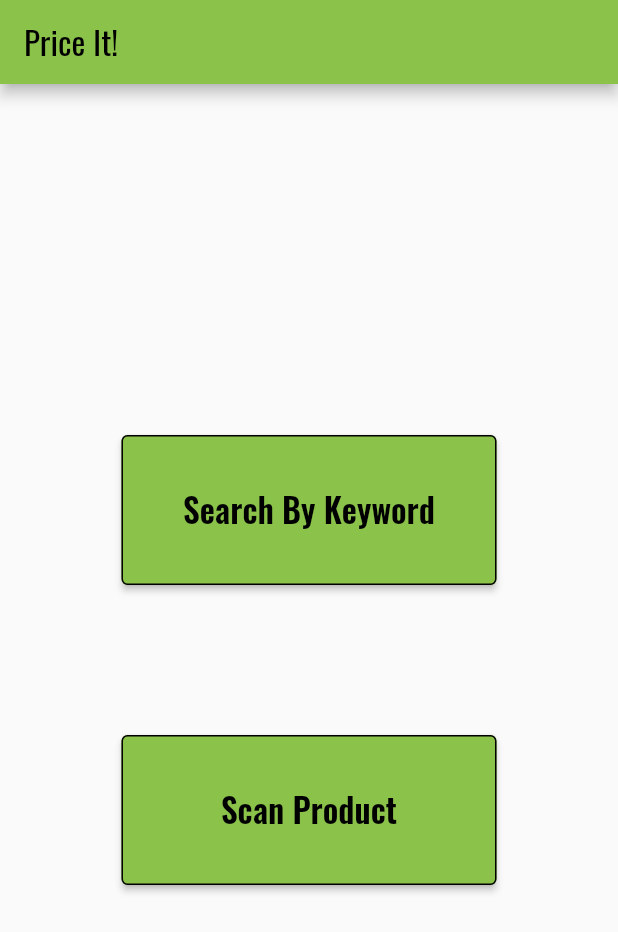
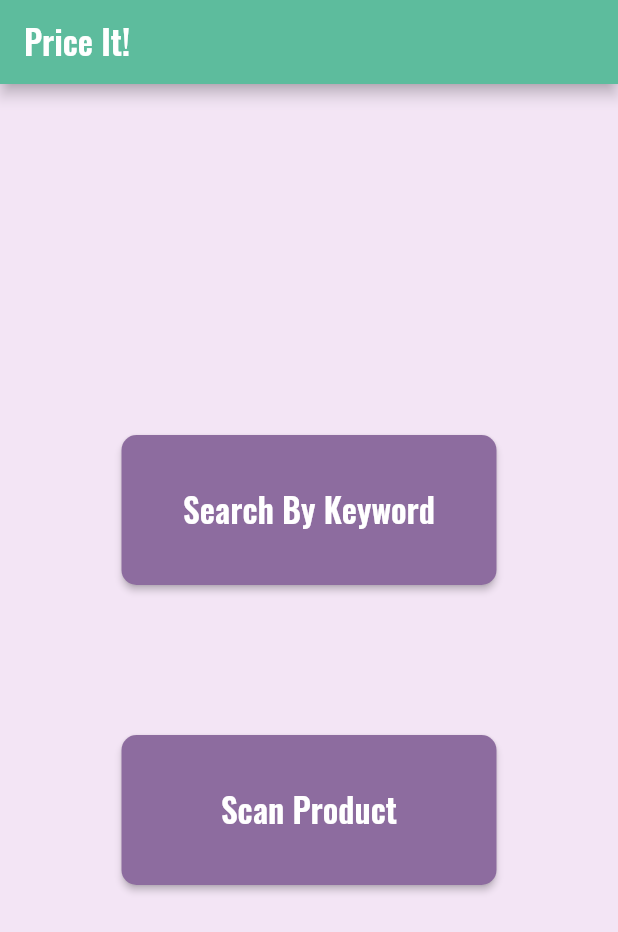
Before and after one commit to tfreebern2/price_it, a Flutter app: the screen it shows after launch, on a phone screen of 412 x 824 dp. Shown: the top 932 px of the screen. Run offline on Flutter 3.47's test engine with Material 2 defaults, Android fonts, the phone set to English and light mode, and no system bars; our stand-ins replace auto_route, camera, flutter_dotenv, get_it, injectable, permission_handler and 2 more; missing offline and left inert: firebase_ml_vision, observable_ish, stacked_hooks; accounts and stored records are empty.

Commit message:
Change Color Scheme & Add App Icon Launcher

```diff
--- a/lib/datamodels/item.dart
+++ b/lib/datamodels/item.dart
@@ -48,7 +48,6 @@ class Item {
   String _getCurrencySymbol(String symbol) {
     String dollarSymbol = "\$";
     dollarSymbol = currencyMap[symbol];
-    debugPrint("dollarSymbol: " + dollarSymbol);
     return dollarSymbol;
   }
 
--- a/lib/main.dart
+++ b/lib/main.dart
@@ -5,7 +5,7 @@ import 'package:priceit/ui/views/home/selection_view.dart';
 import 'package:stacked_services/stacked_services.dart';
 
 import 'app/locator.dart';
-import 'app/router.gr.dart';
+import 'app/router.gr.dart' as auto_router;
 
 void main() async {
   await DotEnv().load('.env');
@@ -25,11 +25,12 @@ class MyApp extends StatelessWidget {
       title: 'Price It',
       theme: ThemeData(
         fontFamily: 'Oswald',
-        primarySwatch: Colors.lightGreen,
+        // primarySwatch: Colors.green,
+        canvasColor: Colors.purple[50],
         visualDensity: VisualDensity.adaptivePlatformDensity,
       ),
       home: SelectionView(),
-      onGenerateRoute: Router().onGenerateRoute,
+      onGenerateRoute: auto_router.Router().onGenerateRoute,
       navigatorKey: locator<NavigationService>().navigatorKey,
     );
   }
--- a/lib/ui/widgets/widgets.dart
+++ b/lib/ui/widgets/widgets.dart
@@ -1,11 +1,13 @@
 import 'package:flutter/material.dart';
+import 'package:priceit/util/constants.dart';
 
 Widget customAppbar() {
   return AppBar(
     automaticallyImplyLeading: false,
+    backgroundColor: standardGreen,
     title: Text(
       'Price It!',
-      style: TextStyle(fontFamily: 'Oswald', color: Colors.black, fontSize: 22.0),
+      style: TextStyle(fontFamily: 'Oswald', color: Colors.white, fontSize: 22.0, fontWeight: FontWeight.w600),
     ),
   );
 }
@@ -17,7 +19,7 @@ Widget listingSearchButton(context, model) {
       'Search',
       style: TextStyle(color: Colors.white, fontWeight: FontWeight.w600),
     ),
-    color: Theme.of(context).accentColor,
+    color: standardGreen,
     onPressed: () => model.navigateToSelectionView(),
     highlightElevation: 2,
     height: 40,
@@ -30,14 +32,16 @@ Widget searchByKeywordButton(context, model) {
   return MaterialButton(
     child: Text(
       'Search By Keyword',
-      style: TextStyle(color: Colors.black, fontSize: 22.0, fontWeight: FontWeight.w600),
+      style: TextStyle(fontFamily: 'Oswald', color: Colors.white, fontSize: 22.0, fontWeight: FontWeight.w600),
     ),
-    color: Theme.of(context).accentColor,
+    color: standardPurple,
     onPressed: () => model.navigateToKeyword(),
     highlightElevation: 2,
     height: 100,
     minWidth: 250,
-    shape: OutlineInputBorder(),
+    shape: RoundedRectangleBorder(
+        borderRadius: BorderRadius.circular(10)
+    ),
   );
 }
 
@@ -45,13 +49,15 @@ Widget searchByProductButton(context, model) {
   return MaterialButton(
     child: Text(
       'Scan Product',
-      style: TextStyle(color: Colors.black, fontSize: 22.0, fontWeight: FontWeight.w600),
+      style: TextStyle(color: Colors.white, fontSize: 22.0, fontWeight: FontWeight.w600),
     ),
-    color: Theme.of(context).accentColor,
+    color: standardPurple,
     onPressed: () => model.navigateToProduct(),
     highlightElevation: 2,
     height: 100,
     minWidth: 250,
-    shape: OutlineInputBorder(),
+    shape: RoundedRectangleBorder(
+        borderRadius: BorderRadius.circular(10)
+    ),
   );
 }
```
Also changed, not shown: lib/ui/views/keywordsearch/home/keywordsearch_view.dart (+8 -6 lines), lib/ui/views/listing/active/active_listing_view.dart (+14 -10 lines), lib/ui/views/productsearch/home/productsearch_home_view.dart (+14 -10 lines), lib/ui/views/productsearch/photodetail/productsearch_photodetail_view.dart (+20 -10 lines), lib/util/constants.dart (+6 -1 lines), pubspec.yaml (+14 -7 lines), assets/icon/price_it.png (added), pubspec.lock, 6 other files.
